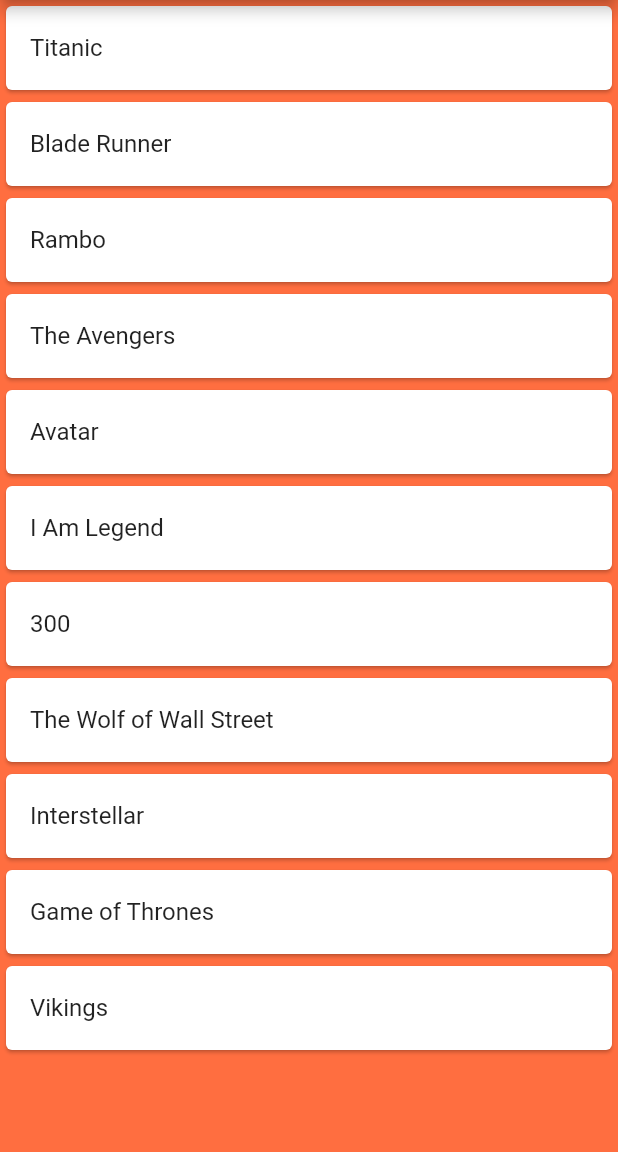
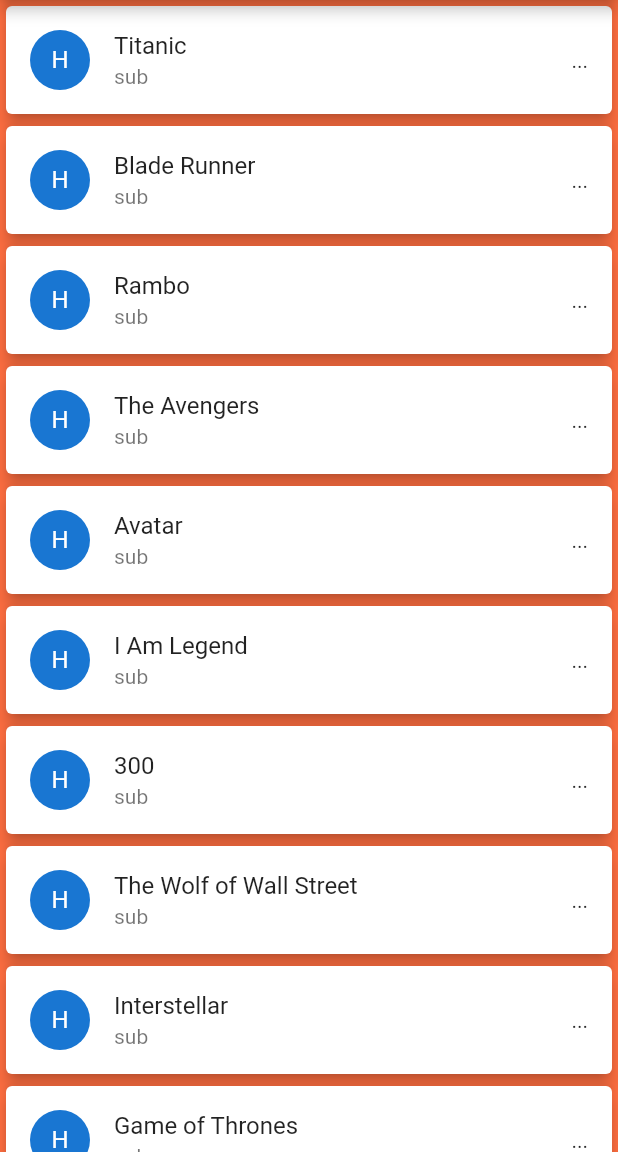
Before and after one commit to codr-mayank/movie_app-android, a Flutter app: the screen it shows after launch, on a phone screen of 412 x 824 dp, the part 84-1236 px from its top. Run offline on Flutter 3.47's test engine with Material 2 defaults, Android fonts, the phone set to English and light mode, and no system bars.

Commit message:
add leading, trailing, onTap to ListTile

```diff
--- a/lib/ui/home.dart
+++ b/lib/ui/home.dart
@@ -27,9 +27,22 @@ class MovieListView extends StatelessWidget {
           itemCount: movies.length,
           itemBuilder: (BuildContext context, int index) {
             return Card(
+              elevation: 4.5,
               color: Colors.white,
               child: ListTile(
+                leading: CircleAvatar(
+                  child: Container(
+                    decoration: BoxDecoration(
+                      // color: Colors.blue,
+                      borderRadius: BorderRadius.circular(13.9)
+                    ),
+                    child: Text('H'),
+                  ),
+                ),
+                trailing: Text('...'),
                 title: Text(movies[index]),
+                subtitle: Text('sub'),
+                onTap: ()=>debugPrint('Movie name: ${movies.elementAt(index)}'),
               ),
             );
           }),
```
